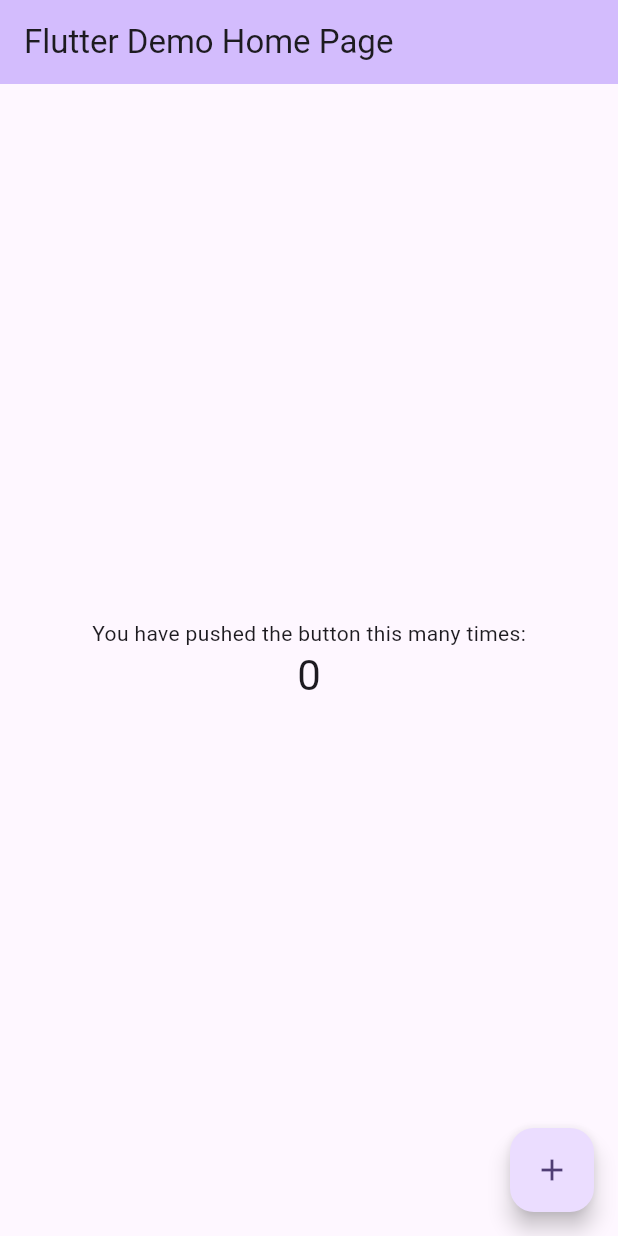
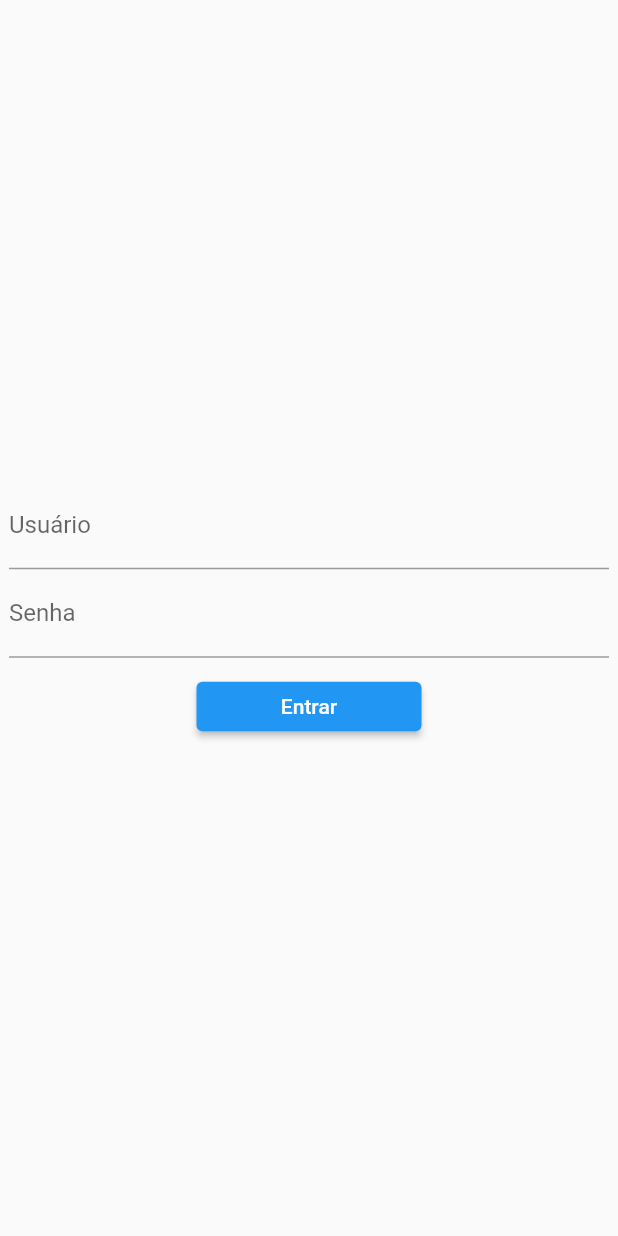
Before and after one commit to 912-Industries/StoreCheckoutSystemFront, a Flutter app: the screen it shows after launch, on a phone screen of 412 x 824 dp. Run offline on Flutter 3.47's test engine with Material 2 defaults, Android fonts, the phone set to English and light mode, and no system bars.

```diff
--- a/lib/main.dart
+++ b/lib/main.dart
@@ -1,125 +1,16 @@
 import 'package:flutter/material.dart';
+import 'screens/login.dart'; // Import the login screen
 
 void main() {
-  runApp(const MyApp());
+  runApp(MyApp());
 }
 
 class MyApp extends StatelessWidget {
-  const MyApp({super.key});
-
-  // This widget is the root of your application.
   @override
   Widget build(BuildContext context) {
     return MaterialApp(
-      title: 'Flutter Demo',
-      theme: ThemeData(
-        // This is the theme of your application.
-        //
-        // TRY THIS: Try running your application with "flutter run". You'll see
-        // the application has a blue toolbar. Then, without quitting the app,
-        // try changing the seedColor in the colorScheme below to Colors.green
-        // and then invoke "hot reload" (save your changes or press the "hot
-        // reload" button in a Flutter-supported IDE, or press "r" if you used
-        // the command line to start the app).
-        //
-        // Notice that the counter didn't reset back to zero; the application
-        // state is not lost during the reload. To reset the state, use hot
-        // restart instead.
-        //
-        // This works for code too, not just values: Most code changes can be
-        // tested with just a hot reload.
-        colorScheme: ColorScheme.fromSeed(seedColor: Colors.deepPurple),
-        useMaterial3: true,
-      ),
-      home: const MyHomePage(title: 'Flutter Demo Home Page'),
+      title: 'My App',
+      home: LoginScreen(),
     );
   }
 }
-
-class MyHomePage extends StatefulWidget {
-  const MyHomePage({super.key, required this.title});
-
-  // This widget is the home page of your application. It is stateful, meaning
-  // that it has a State object (defined below) that contains fields that affect
-  // how it looks.
-
-  // This class is the configuration for the state. It holds the values (in this
-  // case the title) provided by the parent (in this case the App widget) and
-  // used by the build method of the State. Fields in a Widget subclass are
-  // always marked "final".
-
-  final String title;
-
-  @override
-  State<MyHomePage> createState() => _MyHomePageState();
-}
-
-class _MyHomePageState extends State<MyHomePage> {
-  int _counter = 0;
-
-  void _incrementCounter() {
-    setState(() {
-      // This call to setState tells the Flutter framework that something has
-      // changed in this State, which causes it to rerun the build method below
-      // so that the display can reflect the updated values. If we changed
-      // _counter without calling setState(), then the build method would not be
-      // called again, and so nothing would appear to happen.
-      _counter++;
-    });
-  }
-
-  @override
-  Widget build(BuildContext context) {
-    // This method is rerun every time setState is called, for instance as done
-    // by the _incrementCounter method above.
-    //
-    // The Flutter framework has been optimized to make rerunning build methods
-    // fast, so that you can just rebuild anything that needs updating rather
-    // than having to individually change instances of widgets.
-    return Scaffold(
-      appBar: AppBar(
-        // TRY THIS: Try changing the color here to a specific color (to
-        // Colors.amber, perhaps?) and trigger a hot reload to see the AppBar
-        // change color while the other colors stay the same.
-        backgroundColor: Theme.of(context).colorScheme.inversePrimary,
-        // Here we take the value from the MyHomePage object that was created by
-        // the App.build method, and use it to set our appbar title.
-        title: Text(widget.title),
-      ),
-      body: Center(
-        // Center is a layout widget. It takes a single child and positions it
-        // in the middle of the parent.
-        child: Column(
-          // Column is also a layout widget. It takes a list of children and
-          // arranges them vertically. By default, it sizes itself to fit its
-          // children horizontally, and tries to be as tall as its parent.
-          //
-          // Column has various properties to control how it sizes itself and
-          // how it positions its children. Here we use mainAxisAlignment to
-          // center the children vertically; the main axis here is the vertical
-          // axis because Columns are vertical (the cross axis would be
-          // horizontal).
-          //
-          // TRY THIS: Invoke "debug painting" (choose the "Toggle Debug Paint"
-          // action in the IDE, or press "p" in the console), to see the
-          // wireframe for each widget.
-          mainAxisAlignment: MainAxisAlignment.center,
-          children: <Widget>[
-            const Text(
-              'You have pushed the button this many times:',
-            ),
-            Text(
-              '$_counter',
-              style: Theme.of(context).textTheme.headlineMedium,
-            ),
-          ],
-        ),
-      ),
-      floatingActionButton: FloatingActionButton(
-        onPressed: _incrementCounter,
-        tooltip: 'Increment',
-        child: const Icon(Icons.add),
-      ), // This trailing comma makes auto-formatting nicer for build methods.
-    );
-  }
-}
--- /dev/null
+++ b/lib/screens/login.dart
@@ -0,0 +1,55 @@
+import 'package:flutter/material.dart';
+
+class LoginScreen extends StatefulWidget {
+  @override
+  _LoginScreenState createState() => _LoginScreenState();
+}
+
+class _LoginScreenState extends State<LoginScreen> {
+  final _formKey = GlobalKey<FormState>();
+  var _userNameController = TextEditingController();
+  var _passwordController = TextEditingController();
+
+  @override
+  Widget build(BuildContext context) {
+    return Scaffold(
+      body: Center(
+        child: Column(
+          mainAxisAlignment: MainAxisAlignment.center,
+          children: <Widget>[
+            SizedBox(
+              width: 400,
+              child: TextFormField(
+                textAlign: TextAlign.center,
+                textAlignVertical: TextAlignVertical.center,
+                controller: _userNameController,
+                decoration: InputDecoration(labelText: 'Usuário'),
+              ),
+            ),
+            SizedBox(
+              width: 400,
+              child: TextFormField(
+                controller: _passwordController,
+                decoration: InputDecoration(labelText: 'Senha'),
+                obscureText: true,
+              ),
+            ),
+            SizedBox(
+              width: 150,
+              height: 65,
+              child: Padding(
+                padding: const EdgeInsets.symmetric(vertical: 16.0),
+                child: ElevatedButton(
+                  onPressed: () {
+                    //Lógica para login
+                  },
+                  child: Text('Entrar'),
+                ),
+              ),
+            ),
+          ],
+        ),
+      ),
+    );
+  }
+}
```
Also changed, not shown: 11 other files.
